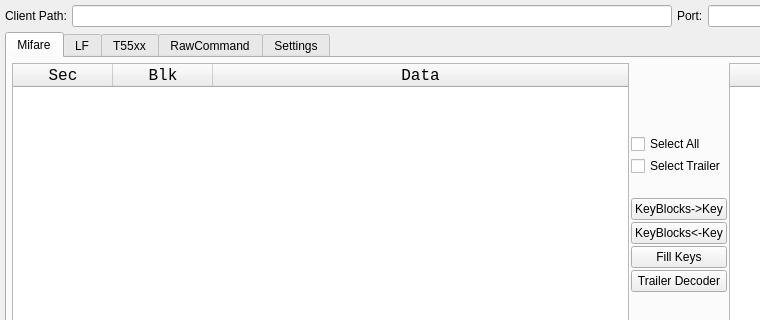
Old version of the form src/ui/mainwindow.ui in the repository wh201906/Proxmark3GUI; both pictures show x 0 to 760 and y 0 to 320 of the 1050 by 750 pixel window.
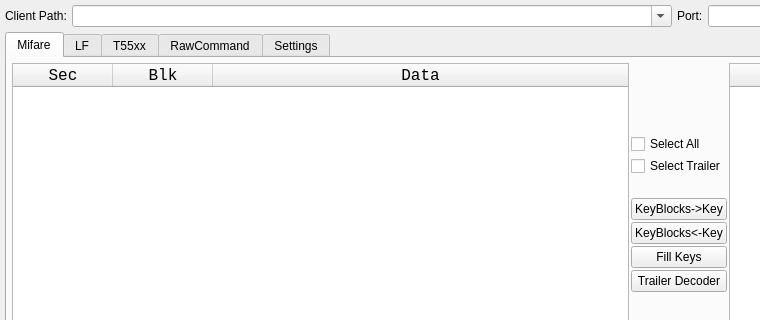
New version of the form.

Commit message:
Remember different client paths(max num:32)
Helpful for me

```diff
--- a/src/ui/mainwindow.ui
+++ b/src/ui/mainwindow.ui
@@ -58,7 +58,17 @@
        </widget>
       </item>
       <item>
-       <widget class="QLineEdit" name="PM3_pathEdit"/>
+       <widget class="QComboBox" name="PM3_pathBox">
+        <property name="sizePolicy">
+         <sizepolicy hsizetype="Expanding" vsizetype="Fixed">
+          <horstretch>0</horstretch>
+          <verstretch>0</verstretch>
+         </sizepolicy>
+        </property>
+        <property name="editable">
+         <bool>true</bool>
+        </property>
+       </widget>
       </item>
       <item>
        <widget class="QLabel" name="label_18">
```
The commit also changes 2 other files.
